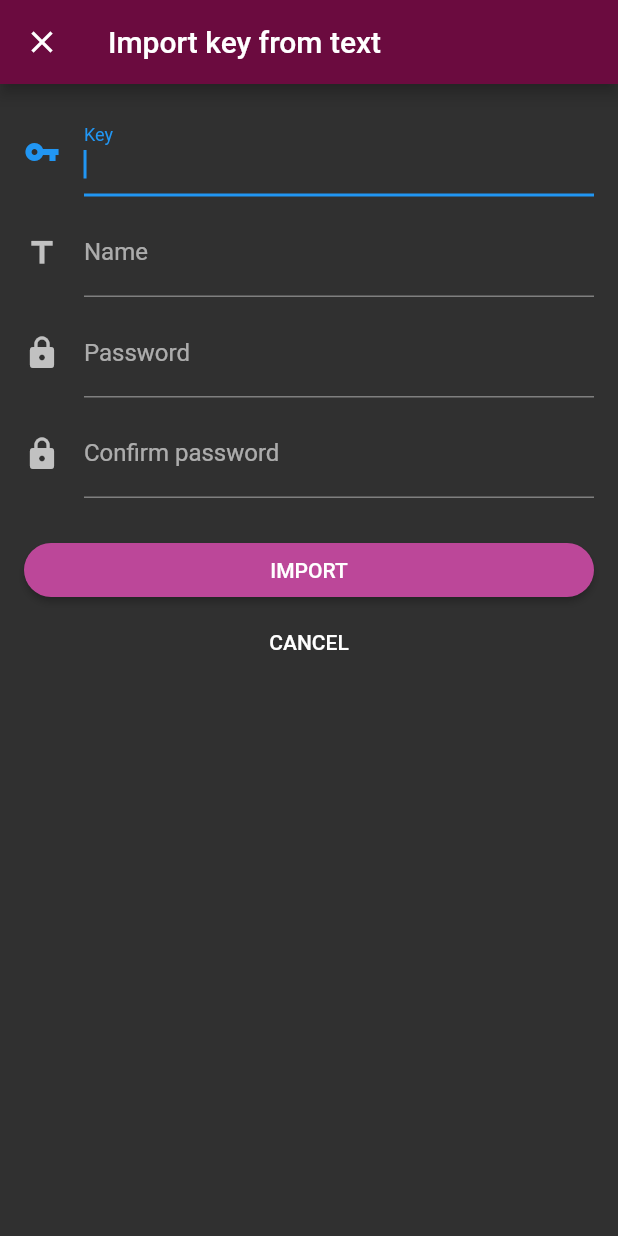
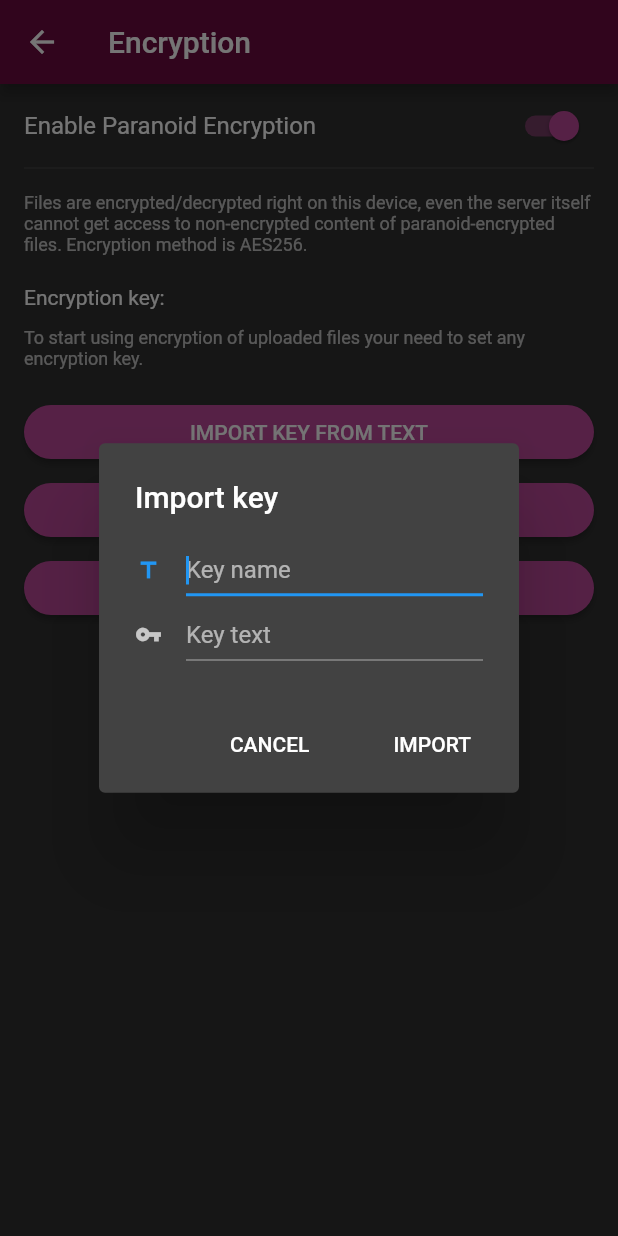
Before and after one commit to afterlogic/aurora-files-app-flutter, a Flutter app: the EncryptionAndroid screen opened by its route, after a tap on "Enable Paranoid Encryption", after a tap on "IMPORT KEY FROM TEXT", on a phone screen of 412 x 824 dp. Run offline on Flutter 3.47's test engine with Material 2 defaults, Android fonts, the phone set to English and light mode, and no system bars; our stand-ins replace cached_network_image, file_picker, flutter_mobx, flutter_secure_storage, material_design_icons_flutter, mobx and 3 more; missing offline and left inert: downloads_path_provider, encrypt, filesize, flutter_downloader, flutter_uploader; accounts and stored records are empty; generated files the repository leaves out were written again; statements that could not run were skipped.

Commit message:
added adding/exporting encryption keys

```diff
--- a/lib/database/app_database.dart
+++ b/lib/database/app_database.dart
@@ -1,12 +1,12 @@
-import 'package:aurorafiles/database/encryption_keys/encryption_keys_table.dart';
 import 'package:aurorafiles/database/files/files_table.dart';
 import 'package:moor_flutter/moor_flutter.dart';
 
 part 'app_database.g.dart';
 
-@UseMoor(tables: [Files, EncryptionKeys])
+@UseMoor(tables: [Files])
 class AppDatabase extends _$AppDatabase {
-  AppDatabase() : super(FlutterQueryExecutor.inDatabaseFolder(path: 'app_db.sqlite'));
+  AppDatabase()
+      : super(FlutterQueryExecutor.inDatabaseFolder(path: 'app_db.sqlite'));
 
   // you should bump this number whenever you change or add a table definition. Migrations
   // are covered later in this readme.
--- /dev/null
+++ b/lib/database/files/files_dao.dart
@@ -0,0 +1,30 @@
+import 'package:moor_flutter/moor_flutter.dart';
+
+import '../app_database.dart';
+import 'files_table.dart';
+
+part 'files_dao.g.dart';
+
+// the _FilesDaoMixin will be created by moor. It contains all the necessary
+// fields for the tables. The <AppDatabase> type annotation is the database class
+// that should use this dao.
+@UseDao(tables: [Files])
+class FilesDao extends DatabaseAccessor<AppDatabase> with _$FilesDaoMixin {
+  // this constructor is required so that the main database can create an instance
+  // of this object.
+  FilesDao(AppDatabase db) : super(db);
+
+  Future<List<LocalFile>> getFiles(String ownersEmail) {
+    return (select(files)..where((file) => file.owner.equals(ownersEmail)))
+        .get();
+  }
+
+  // returns the generated id
+  Future<int> addFile(FilesCompanion key) {
+    return into(files).insert(key);
+  }
+
+  Future<int> deleteFiles(List<int> ids) {
+    return (delete(files)..where((file) => isIn(file.localId, ids))).go();
+  }
+}
--- a/lib/modules/files/dialogs_android/delete_confirmation_dialog.dart
+++ b/lib/modules/files/dialogs_android/delete_confirmation_dialog.dart
@@ -10,9 +10,9 @@ class DeleteConfirmationDialog extends StatelessWidget {
   @override
   Widget build(BuildContext context) {
     String itemName;
-    if (isFolder)
+    if (isFolder == true)
       itemName = "folder";
-    else if (!isFolder)
+    else if (isFolder == false)
       itemName = "file";
     else
       itemName = "file/folder";
--- a/lib/modules/files/repository/files_local_storage.dart
+++ b/lib/modules/files/repository/files_local_storage.dart
@@ -100,7 +100,7 @@ class FilesLocalStorage {
 
     // get key object from base16
     final key =
-        prefixEncrypt.Key.fromBase16(AppStore.settingsState.encryptionKey);
+        prefixEncrypt.Key.fromBase16(AppStore.settingsState.currentKey);
 
     // generate vector
     Random random = Random.secure();
@@ -116,7 +116,7 @@ class FilesLocalStorage {
 
   decryptFile(LocalFile file) {
     final key =
-        prefixEncrypt.Key.fromBase16(AppStore.settingsState.encryptionKey);
+        prefixEncrypt.Key.fromBase16(AppStore.settingsState.currentKey);
     final iv = IV.fromBase16(file.initVector);
     final encrypter = Encrypter(AES(key, mode: AESMode.cbc));
 //    final decrypted = encrypter.decryptBytes(encrypted, iv: iv);
--- /dev/null
+++ b/lib/modules/settings/screens/encryption/dialogs_android/add_key_dialog.dart
@@ -0,0 +1,111 @@
+import 'package:aurorafiles/modules/app_store.dart';
+import 'package:aurorafiles/modules/settings/state/settings_state.dart';
+import 'package:aurorafiles/utils/input_validation.dart';
+import 'package:flutter/material.dart';
+
+class AddKeyDialog extends StatefulWidget {
+  final SettingsState settingsState;
+  final bool isImport;
+
+  const AddKeyDialog({
+    Key key,
+    this.isImport = false,
+    @required this.settingsState,
+  }) : super(key: key);
+
+  @override
+  _AddKeyDialogState createState() => _AddKeyDialogState();
+}
+
+class _AddKeyDialogState extends State<AddKeyDialog> {
+  final _keyCtrl = TextEditingController();
+  final _nameCtrl = TextEditingController();
+  final _addKeyFormKey = GlobalKey<FormState>();
+  bool _isAdding = false;
+  String errMsg = "";
+
+
+  @override
+  void initState() {
+    super.initState();
+    _nameCtrl.text = AppStore.authState.userEmail;
+  }
+
+  @override
+  Widget build(BuildContext context) {
+    return AlertDialog(
+      title: Text(widget.isImport ? "Import key" : "Generate key"),
+      content: _isAdding
+          ? Row(
+              children: <Widget>[
+                CircularProgressIndicator(),
+                SizedBox(width: 20.0),
+                Text("Adding encryption key...")
+              ],
+            )
+          : Form(
+              key: _addKeyFormKey,
+              child: Column(
+                mainAxisSize: MainAxisSize.min,
+                children: <Widget>[
+                  TextFormField(
+                    controller: _nameCtrl,
+                    autofocus: true,
+                    decoration: InputDecoration(
+                      isDense: true,
+                      icon: Icon(Icons.title),
+                      hintText: "Key name",
+                      border: UnderlineInputBorder(),
+                    ),
+                    validator: (value) => validateInput(
+                      value,
+                      [ValidationTypes.empty, ValidationTypes.uniqueName],
+                      widget.settingsState.encryptionKeys.keys.toList(),
+                    ),
+                  ),
+                  if (widget.isImport) SizedBox(height: 8.0),
+                  if (widget.isImport)
+                    TextFormField(
+                      controller: _keyCtrl,
+                      decoration: InputDecoration(
+                        isDense: true,
+                        icon: Icon(Icons.vpn_key),
+                        hintText: "Key text",
+                        border: UnderlineInputBorder(),
+                      ),
+                      validator: (value) => validateInput(
+                        value,
+                        [ValidationTypes.empty],
+                      ),
+                    ),
+                ],
+              ),
+            ),
+      actions: <Widget>[
+        FlatButton(
+          child: Text("CANCEL"),
+          onPressed: () => Navigator.pop(context),
+        ),
+        FlatButton(
+            child: Text(widget.isImport ? "IMPORT" : "GENERATE"),
+            onPressed: _isAdding
+                ? null
+                : () async {
+                    if (!_addKeyFormKey.currentState.validate()) return;
+                    errMsg = "";
+                    setState(() => _isAdding = true);
+                    await widget.settingsState.onAddKey(
+                      name: _nameCtrl.text,
+                      encryptionKey: widget.isImport ? _keyCtrl.text : null,
+                      onError: (String err) {
+                        errMsg = err;
+                        setState(() => _isAdding = false);
+                      },
+                    );
+                    await widget.settingsState.getUserEncryptionKeys();
+                    Navigator.pop(context, true);
+                  }),
+      ],
+    );
+  }
+}
--- a/lib/modules/settings/screens/encryption/dialogs_android/delete_key_confirmation_dialog.dart
+++ b/lib/modules/settings/screens/encryption/dialogs_android/delete_key_confirmation_dialog.dart
@@ -1,11 +1,20 @@
-import 'package:aurorafiles/modules/settings/screens/encryption/dialogs_android/export_key_dialog.dart';
+import 'package:aurorafiles/modules/settings/state/settings_state.dart';
 import 'package:flutter/material.dart';
 
+enum DeleteKeyConfirmationDialogResult {
+  cancel,
+  export,
+  delete,
+}
+
 class DeleteKeyConfirmationDialog extends StatelessWidget {
+  final SettingsState settingsState;
+
+  const DeleteKeyConfirmationDialog({Key key, @required this.settingsState})
+      : super(key: key);
 
   @override
   Widget build(BuildContext context) {
-
     return AlertDialog(
       title: Text("Delete key"),
       content: Text(
@@ -13,16 +22,13 @@ class DeleteKeyConfirmationDialog extends StatelessWidget {
       actions: <Widget>[
         FlatButton(
           child: Text("CANCEL"),
-          onPressed: () => Navigator.pop(context),
+          onPressed: () =>
+              Navigator.pop(context, DeleteKeyConfirmationDialogResult.export),
         ),
         FlatButton(
           child: Text("EXPORT"),
           onPressed: () {
-            Navigator.pop(context);
-            showDialog(
-                context: context,
-                barrierDismissible: false,
-                builder: (_) => ExportKeyDialog());
+            Navigator.pop(context, DeleteKeyConfirmationDialogResult.export);
           },
         ),
         FlatButton(
@@ -30,7 +36,11 @@ class DeleteKeyConfirmationDialog extends StatelessWidget {
             "DELETE",
             style: TextStyle(color: Theme.of(context).errorColor),
           ),
-          onPressed: () {},
+          onPressed: () async {
+            await settingsState.onDeleteEncryptionKey();
+            await settingsState.getUserEncryptionKeys();
+            Navigator.pop(context,  DeleteKeyConfirmationDialogResult.delete);
+          },
         ),
       ],
     );
--- a/lib/modules/settings/screens/encryption/encryption_android.dart
+++ b/lib/modules/settings/screens/encryption/encryption_android.dart
@@ -1,10 +1,10 @@
 import 'package:aurorafiles/modules/app_store.dart';
+import 'package:aurorafiles/modules/settings/screens/encryption/dialogs_android/add_key_dialog.dart';
 import 'package:aurorafiles/modules/settings/screens/encryption/dialogs_android/delete_key_confirmation_dialog.dart';
 import 'package:aurorafiles/modules/settings/screens/encryption/dialogs_android/export_key_dialog.dart';
-import 'package:aurorafiles/modules/settings/screens/encryption/dialogs_android/generate_key_dialog.dart';
-import 'package:aurorafiles/modules/settings/screens/encryption/dialogs_android/import_key_dialog.dart';
 import 'package:aurorafiles/modules/settings/state/settings_state.dart';
 import 'package:aurorafiles/shared_ui/app_button.dart';
+import 'package:aurorafiles/utils/show_snack.dart';
 import 'package:flutter/material.dart';
 import 'package:flutter_mobx/flutter_mobx.dart';
 import 'package:provider/provider.dart';
@@ -16,10 +16,27 @@ class EncryptionAndroid extends StatefulWidget {
 
 class _EncryptionAndroidState extends State<EncryptionAndroid> {
   final _settingsState = AppStore.settingsState;
+  final _scaffoldKey = new GlobalKey<ScaffoldState>();
+
+  void _exportKey() async {
+    final exportedDir = await showDialog(
+        context: context,
+        barrierDismissible: false,
+        builder: (_) =>
+            ExportKeyDialog(settingsState: _settingsState));
+    if (exportedDir is String) {
+      showSnack(
+        context: context,
+        scaffoldState: _scaffoldKey.currentState,
+        msg: "The Key was exported in $exportedDir",
+        isError: false,
+      );
+    }
+  }
 
   List<Widget> _buildAddingKey() {
     if (_settingsState.isParanoidEncryptionEnabled &&
-        _settingsState.encryptionKey == null) {
+        _settingsState.selectedKeyName == null) {
       return [
         Padding(
           padding: EdgeInsets.symmetric(horizontal: 16.0, vertical: 4.0),
@@ -37,10 +54,12 @@ class _EncryptionAndroidState extends State<EncryptionAndroid> {
           padding: const EdgeInsets.symmetric(horizontal: 16.0, vertical: 2.0),
           child: AppButton(
             child: Text("IMPORT KEY FROM TEXT"),
-            onPressed: () => Navigator.push(
-                context,
-                MaterialPageRoute(
-                    builder: (_) => ImportKeyDialog(), fullscreenDialog: true)),
+            onPressed: () => showDialog(
+              context: context,
+              barrierDismissible: false,
+              builder: (_) =>
+                  AddKeyDialog(settingsState: _settingsState, isImport: true),
+            ),
           ),
         ),
         Padding(
@@ -54,11 +73,11 @@ class _EncryptionAndroidState extends State<EncryptionAndroid> {
           padding: const EdgeInsets.symmetric(horizontal: 16.0, vertical: 2.0),
           child: AppButton(
             child: Text("GENERATE KEYS"),
-            onPressed: () => Navigator.push(
-                context,
-                MaterialPageRoute(
-                    builder: (_) => GenerateKeyDialog(),
-                    fullscreenDialog: true)),
+            onPressed: () => showDialog(
+              context: context,
+              barrierDismissible: false,
+              builder: (_) => AddKeyDialog(settingsState: _settingsState),
+            ),
           ),
         ),
       ];
@@ -68,11 +87,22 @@ class _EncryptionAndroidState extends State<EncryptionAndroid> {
   }
 
   List<Widget> _buildKeyOptions() {
-    if (_settingsState.encryptionKey != null) {
+    if (_settingsState.selectedKeyName != null) {
       return [
         Padding(
           padding: EdgeInsets.symmetric(horizontal: 16.0, vertical: 4.0),
           child: Text("Encryption key:"),
+        ),
+        Padding(
+          padding: EdgeInsets.symmetric(horizontal: 16.0, vertical: 8.0),
+          child: Text(
+            _settingsState.selectedKeyName,
+            style: Theme.of(context).textTheme.subhead,
+          ),
+        ),
+        Padding(
+          padding: EdgeInsets.symmetric(horizontal: 16.0),
+          child: Divider(),
         ),
         Padding(
           padding: EdgeInsets.symmetric(horizontal: 16.0, vertical: 8.0),
@@ -85,10 +115,7 @@ class _EncryptionAndroidState extends State<EncryptionAndroid> {
           padding: const EdgeInsets.symmetric(horizontal: 16.0, vertical: 2.0),
           child: AppButton(
             child: Text("EXPORT KEY"),
-            onPressed: () => showDialog(
-                context: context,
-                barrierDismissible: false,
-                builder: (_) => ExportKeyDialog()),
+            onPressed: _exportKey
           ),
         ),
         Padding(
@@ -96,9 +123,22 @@ class _EncryptionAndroidState extends State<EncryptionAndroid> {
           child: AppButton(
             color: Theme.of(context).errorColor,
             child: Text("DELETE KEY"),
-            onPressed: () => showDialog(
-                context: context,
-                builder: (_) => DeleteKeyConfirmationDialog()),
+            onPressed: () async {
+              final result = await showDialog(
+                  context: context,
+                  builder: (_) => DeleteKeyConfirmationDialog(
+                      settingsState: _settingsState));
+              if (result ==  DeleteKeyConfirmationDialogResult.delete) {
+                showSnack(
+                  context: context,
+                  scaffoldState: _scaffoldKey.currentState,
+                  msg: "The encryption key was successfully deleted",
+                  isError: false,
+                );
+              } else if (result ==  DeleteKeyConfirmationDialogResult.export) {
+                _exportKey();
+              }
+            },
           ),
         ),
       ];
@@ -113,6 +153,7 @@ class _EncryptionAndroidState extends State<EncryptionAndroid> {
       builder: (_) => _settingsState,
       child: Observer(
         builder: (_) => Scaffold(
+          key: _scaffoldKey,
           appBar: AppBar(
             title: Text("Encryption"),
           ),
@@ -124,7 +165,10 @@ class _EncryptionAndroidState extends State<EncryptionAndroid> {
                     _settingsState.isParanoidEncryptionEnabled = v,
                 title: Text("Enable Paranoid Encryption"),
               ),
-              Divider(height: 0),
+              Padding(
+                padding: EdgeInsets.symmetric(horizontal: 16.0),
+                child: Divider(height: 0),
+              ),
               Padding(
                 padding: EdgeInsets.all(16.0),
                 child: Text(
```
Also changed, not shown: lib/database/encryption_keys/encryption_keys_dao.dart (deleted, +0 -33 lines), lib/database/encryption_keys/encryption_keys_table.dart (deleted, +0 -12 lines), lib/modules/app_screen.dart (+23 -6 lines), lib/modules/settings/repository/settings_local_storage.dart (+62 -0 lines), lib/modules/settings/screens/encryption/dialogs_android/export_key_dialog.dart (+13 -30 lines), lib/modules/settings/state/settings_state.dart (+63 -16 lines), lib/utils/input_validation.dart (+5 -5 lines), pubspec.yaml (+3 -4 lines), lib/database/app_database.g.dart, lib/database/files/files_dao.g.dart, lib/modules/settings/state/settings_state.g.dart, pubspec.lock, 1 other file.
